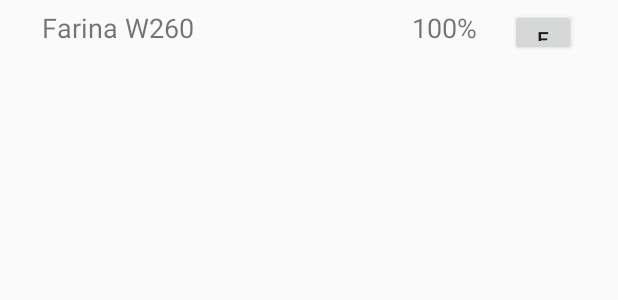
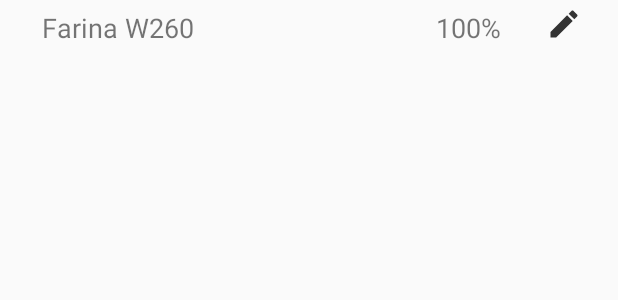
Before and after one commit to f-ale/Baker-s-Recipes, an Android app: the layout ingredient_list_item.xml on its own in the app's theme, with its tools: preview values and no code run, on a phone screen of 412 x 824 dp. Shown: the top 300 px of the screen. Run offline under Robolectric (Android 15) with nearby library versions, the phone set to English and light mode, and no system bars.

```diff
--- /dev/null
+++ b/app/src/main/res/drawable-anydpi/ic_action_edit_dark.xml
@@ -0,0 +1,10 @@
+<vector xmlns:android="http://schemas.android.com/apk/res/android"
+    android:width="24dp"
+    android:height="24dp"
+    android:viewportWidth="24"
+    android:viewportHeight="24"
+    android:tint="#333333">
+    <path
+        android:fillColor="#FF000000"
+        android:pathData="M3,17.25V21h3.75L17.81,9.94l-3.75,-3.75L3,17.25zM20.71,7.04c0.39,-0.39 0.39,-1.02 0,-1.41l-2.34,-2.34c-0.39,-0.39 -1.02,-0.39 -1.41,0l-1.83,1.83 3.75,3.75 1.83,-1.83z"/>
+</vector>
--- a/app/src/main/res/layout/ingredient_list_item.xml
+++ b/app/src/main/res/layout/ingredient_list_item.xml
@@ -4,8 +4,7 @@
     xmlns:tools="http://schemas.android.com/tools"
     android:orientation="horizontal"
     android:layout_width="match_parent"
-    android:layout_height="wrap_content"
-    android:padding="6dp">
+    android:layout_height="wrap_content">
 
     <TextView
         android:id="@+id/tv_ingredient_list_name"
@@ -14,7 +13,8 @@
         android:layout_alignParentStart="true"
         android:layout_marginStart="22dp"
         android:textSize="18sp"
-        tools:text="Farina W260" />
+        tools:text="Farina W260"
+        android:padding="6dp"/>
 
     <TextView
         android:id="@+id/tv_ingredient_list_percent"
@@ -25,14 +25,16 @@
         android:layout_toStartOf="@+id/btn_edit_ingredient_list"
         android:layout_alignWithParentIfMissing="true"
         android:textSize="18sp"
-        tools:text="100%" />
+        tools:text="100%"
+        android:padding="6dp"/>
 
-    <Button
+    <ImageButton
         android:id="@+id/btn_edit_ingredient_list"
-        android:layout_width="44dp"
-        android:layout_height="31dp"
+        android:layout_width="28dp"
+        android:layout_height="32dp"
         android:layout_alignParentEnd="true"
         android:layout_marginEnd="22dp"
-        android:text="E" />
+        android:src="@drawable/ic_action_edit_dark"
+        style="?android:attr/borderlessButtonStyle"/>
 
 </RelativeLayout>
```
Also changed, not shown: app/src/main/java/com/francescoalessi/recipes/editing/adapters/IngredientListAdapter.java (+37 -6 lines), app/src/main/res/drawable-hdpi/ic_action_edit_dark.png (added), app/src/main/res/drawable-mdpi/ic_action_edit_dark.png (added), app/src/main/res/drawable-xhdpi/ic_action_edit_dark.png (added), app/src/main/res/drawable-xxhdpi/ic_action_edit_dark.png (added).
